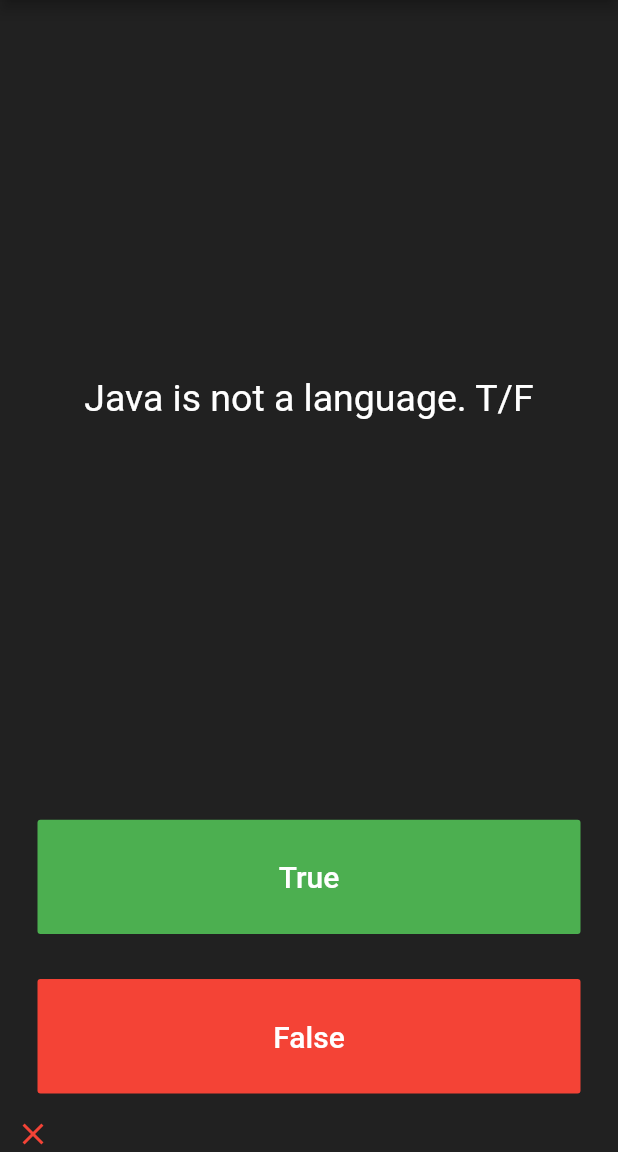
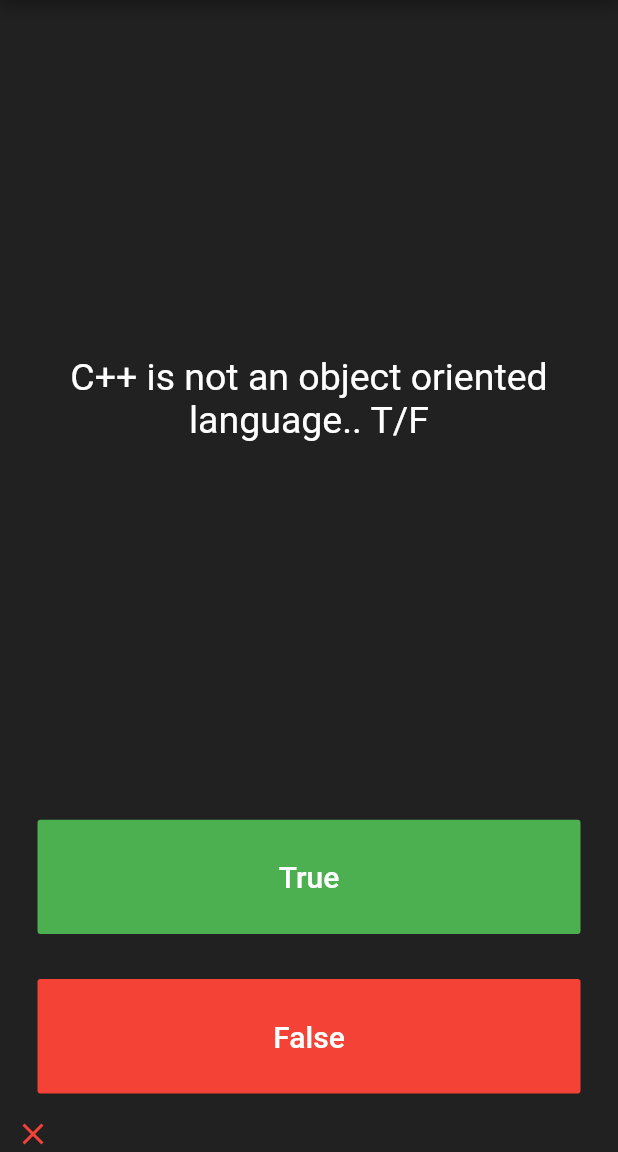
Before and after one commit to Varanasi-Software-Junction/Flutter-Quiz, a Flutter app: the screen it shows after launch, after a tap on "True", after a tap on "False", on a phone screen of 412 x 824 dp, the part 84-1236 px from its top. Run offline on Flutter 3.47's test engine with Material 2 defaults, Android fonts, the phone set to English and light mode, and no system bars.

Commit message:
Quiz Final

```diff
--- a/flutter_app/lib/main.dart
+++ b/flutter_app/lib/main.dart
@@ -55,25 +55,43 @@ class _VSJQuizState extends State<VSJQuiz> {
 
 String currentquestiontext="Press any button to start the quiz";
 int questionno=-1;
-List<Question> questions=[new Question("Java is a language. T/F",true),new Question("Java is not a language. T/F",false)];
+int correctanswers=0;
+bool isTestOver=false;
+List<Question> questions=[
+  new Question("C is a programming language? T/F",true),
+  new Question("C++ is not an object oriented language.. T/F",false),
+  new Question("Python has dictionary.. T/F",true),
+  new Question("Hukulganj is the capital of Japan T/F",false)
+];
 Question currentquestion;
   List<Widget> scores=[];
 void setQuestion(bool b)
 {
+  //isTestOver=false;
   //questionno=-1;
+  //scores.clear();
+
+if (isTestOver)
+  return;
+
+
+  if(questionno==-1)
+  {
+    questionno++;
+    currentquestion=questions[questionno];
+    currentquestiontext=currentquestion.question;
+    return;
+  }
+
   if(questionno>=questions.length-1)
     {
-     currentquestiontext="Questions Over" ;
+
+      addResult(b);
+     currentquestiontext="Questions Over. Correct answers = $correctanswers" ;
+     isTestOver=true;
      return;
     }
-  if(questionno==-1)
-    {
-      questionno++;
-      currentquestion=questions[questionno];
-      currentquestiontext=currentquestion.question;
-    }
-  else
-      {
+
         addResult(b);
         questionno++;
         if(questionno<=questions.length-1) {
@@ -81,13 +99,14 @@ void setQuestion(bool b)
           currentquestiontext = currentquestion.question;
         }
       }
-}
+
   void addResult(bool b)
   {
     bool iscorrect=b==currentquestion.correctanswer;
     //scores.clear();
     if(iscorrect)
       {
+        correctanswers++;
         scores.add(
 
             Icon(
```
